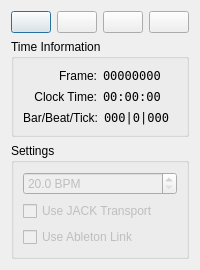
falkTX/Carla, file resources/ui/carla_panel_time.ui: the form before one commit.
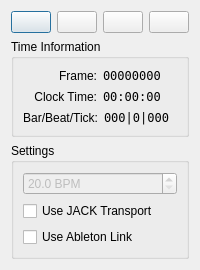
The form after the commit. Icons and pictures are not drawn.

Commit message: Continue transport work, link can now be enabled (untested)

Patch:
```diff
--- a/resources/ui/carla_panel_time.ui
+++ b/resources/ui/carla_panel_time.ui
@@ -185,9 +185,6 @@
       </item>
       <item>
        <widget class="QCheckBox" name="cb_transport_jack">
-        <property name="enabled">
-         <bool>false</bool>
-        </property>
         <property name="text">
          <string>Use JACK Transport</string>
         </property>
@@ -195,9 +192,6 @@
       </item>
       <item>
        <widget class="QCheckBox" name="cb_transport_link">
-        <property name="enabled">
-         <bool>false</bool>
-        </property>
         <property name="text">
          <string>Use Ableton Link</string>
         </property>
```
The commit also changes 12 other files.
